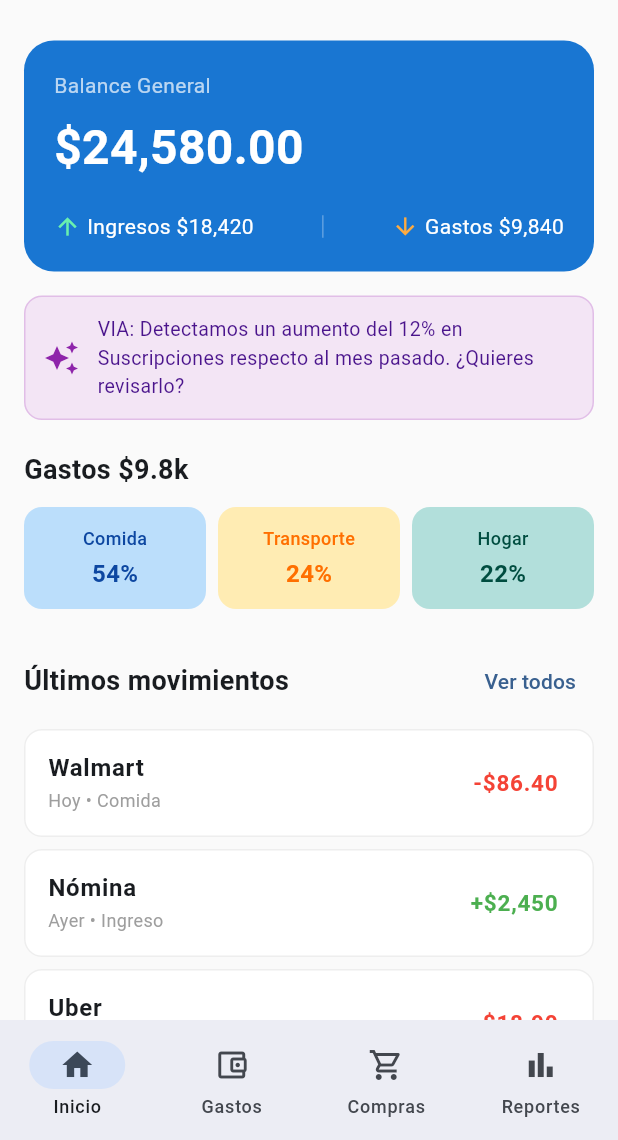
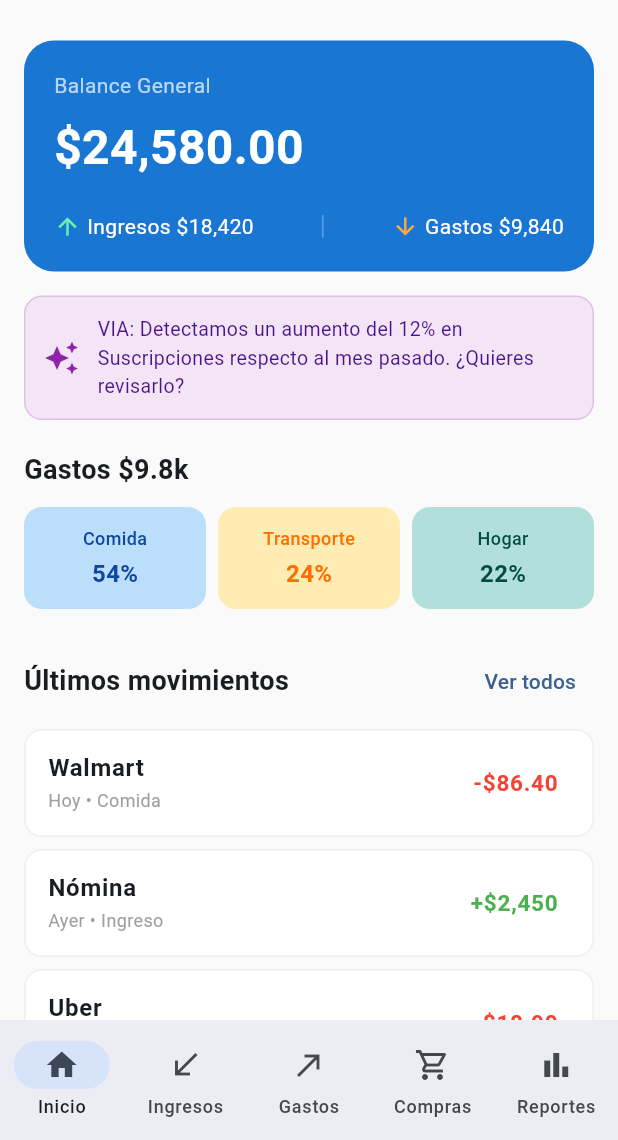
Before and after one commit to Luis-Reyes-Solarte/proyecto_rxgen_swcart, a Flutter app: the screen it shows after launch, on a phone screen of 412 x 824 dp, the part 96-1236 px from its top. Run offline on Flutter 3.47's test engine with Material 3 defaults, Android fonts, the phone set to English and light mode, and no system bars.

Commit message:
feat(navigation): add Incomes destination and update icons in bottom navbar

```diff
--- a/lib/main.dart
+++ b/lib/main.dart
@@ -1,5 +1,8 @@
 import 'package:flutter/material.dart';
+
 import 'screens/home_screen.dart';
+import 'screens/incomes_screen.dart';
+import 'screens/expenses_screen.dart';
 import 'screens/shopping_cart_screen.dart';
 import 'screens/reports_screen.dart';
 
@@ -39,7 +42,8 @@ class _MainNavigationScreenState extends State<MainNavigationScreen> {
 
   final List<Widget> _screens = const [
     HomeScreen(),
-    Placeholder(), // Gastos
+    IncomesScreen(), // Nueva pantalla: Ingresos
+    ExpensesScreen(), // Nueva pantalla: Gastos
     ShoppingCartScreen(),
     ReportsScreen(),
   ];
@@ -51,9 +55,7 @@ class _MainNavigationScreenState extends State<MainNavigationScreen> {
       body: SafeArea(
         child: Column(
           children: [
-            // ===============================================================
-            // CABECERA PERMANENTE EN TODAS LAS PANTALLAS
-            // ===============================================================
+            // Header superior permanente
             Padding(
               padding: const EdgeInsets.fromLTRB(16.0, 16.0, 16.0, 8.0),
               child: Row(
@@ -83,20 +85,15 @@ class _MainNavigationScreenState extends State<MainNavigationScreen> {
               ),
             ),
 
-            // CONTENIDO DE LA PANTALLA SELECCIONADA
+            // Cuerpo dinámico por pantalla
             Expanded(
-              child: IndexedStack(
-                index: _currentIndex,
-                children: _screens,
-              ),
+              child: IndexedStack(index: _currentIndex, children: _screens),
             ),
           ],
         ),
       ),
 
-      // ===============================================================
-      // BARRA DE NAVEGACIÓN INFERIOR PERMANENTE
-      // ===============================================================
+      // Barra de navegación de 5 destinos
       bottomNavigationBar: NavigationBar(
         selectedIndex: _currentIndex,
         onDestinationSelected: (int index) {
@@ -111,8 +108,13 @@ class _MainNavigationScreenState extends State<MainNavigationScreen> {
             label: 'Inicio',
           ),
           NavigationDestination(
-            icon: Icon(Icons.account_balance_wallet_outlined),
-            selectedIcon: Icon(Icons.account_balance_wallet),
+            icon: Icon(Icons.south_west_outlined),
+            selectedIcon: Icon(Icons.south_west),
+            label: 'Ingresos',
+          ),
+          NavigationDestination(
+            icon: Icon(Icons.north_east_outlined),
+            selectedIcon: Icon(Icons.north_east),
             label: 'Gastos',
           ),
           NavigationDestination(
```
